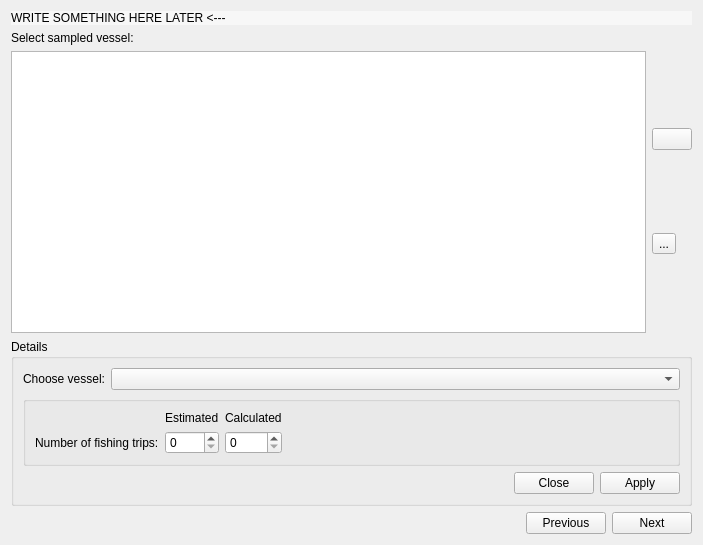
This is app_new/frmvessel.ui in doublebyte1/app_solution as Qt 5 draws it before an edit. The edited form follows.
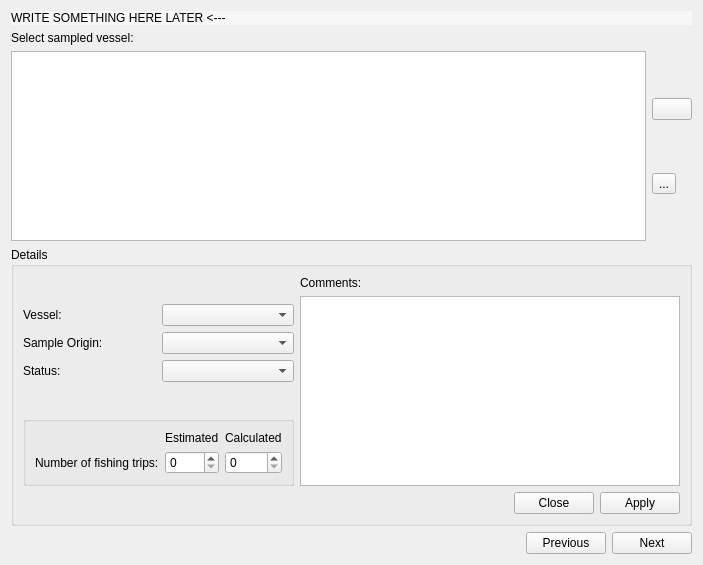
This is the edited form. Icons and pictures are not drawn.

Patch:
```diff
--- a/app_new/frmvessel.ui
+++ b/app_new/frmvessel.ui
@@ -7,13 +7,13 @@
     <x>0</x>
     <y>0</y>
     <width>703</width>
-    <height>545</height>
+    <height>565</height>
    </rect>
   </property>
   <property name="windowTitle">
    <string>Form</string>
   </property>
-  <layout class="QVBoxLayout" name="verticalLayout_2">
+  <layout class="QVBoxLayout" name="verticalLayout_5">
    <item>
     <widget class="QLabel" name="lbHeader">
      <property name="sizePolicy">
@@ -92,21 +92,65 @@
      <property name="title">
       <string>Details</string>
      </property>
-     <layout class="QGridLayout" name="gridLayout">
-      <item row="0" column="0">
+     <layout class="QHBoxLayout" name="horizontalLayout_6">
+      <item>
+       <layout class="QVBoxLayout" name="verticalLayout_4">
+        <item>
+         <layout class="QVBoxLayout" name="verticalLayout_2">
+          <item>
+           <layout class="QHBoxLayout" name="horizontalLayout_5">
+            <item>
        <widget class="QLabel" name="label">
         <property name="text">
-         <string>Choose vessel:</string>
+               <string>Vessel:</string>
         </property>
         <property name="buddy">
          <cstring>cmbVessel</cstring>
         </property>
        </widget>
       </item>
-      <item row="0" column="1">
+            <item>
        <widget class="QComboBox" name="cmbVessel"/>
       </item>
-      <item row="1" column="0" colspan="2">
+           </layout>
+          </item>
+          <item>
+           <layout class="QHBoxLayout" name="horizontalLayout_4">
+            <item>
+             <widget class="QLabel" name="label_6">
+              <property name="text">
+               <string>Sample Origin:</string>
+              </property>
+              <property name="buddy">
+               <cstring>cmbOrigin</cstring>
+              </property>
+             </widget>
+            </item>
+            <item>
+             <widget class="QComboBox" name="cmbOrigin"/>
+            </item>
+           </layout>
+          </item>
+          <item>
+           <layout class="QHBoxLayout" name="horizontalLayout_3">
+            <item>
+             <widget class="QLabel" name="label_7">
+              <property name="text">
+               <string>Status:</string>
+              </property>
+              <property name="buddy">
+               <cstring>cmbStatus</cstring>
+              </property>
+             </widget>
+            </item>
+            <item>
+             <widget class="QComboBox" name="cmbStatus"/>
+            </item>
+           </layout>
+          </item>
+         </layout>
+        </item>
+        <item>
        <widget class="QGroupBox" name="groupFT">
         <property name="sizePolicy">
          <sizepolicy hsizetype="Preferred" vsizetype="Fixed">
@@ -120,7 +164,39 @@
         <property name="flat">
          <bool>true</bool>
         </property>
-        <layout class="QGridLayout" name="gridLayout_2">
+          <layout class="QGridLayout" name="gridLayout">
+           <item row="0" column="1">
+            <widget class="QLabel" name="label_3">
+             <property name="sizePolicy">
+              <sizepolicy hsizetype="Preferred" vsizetype="Fixed">
+               <horstretch>0</horstretch>
+               <verstretch>0</verstretch>
+              </sizepolicy>
+             </property>
+             <property name="text">
+              <string>Estimated</string>
+             </property>
+             <property name="buddy">
+              <cstring>spinET</cstring>
+             </property>
+            </widget>
+           </item>
+           <item row="0" column="2">
+            <widget class="QLabel" name="label_4">
+             <property name="sizePolicy">
+              <sizepolicy hsizetype="Preferred" vsizetype="Fixed">
+               <horstretch>0</horstretch>
+               <verstretch>0</verstretch>
+              </sizepolicy>
+             </property>
+             <property name="text">
+              <string>Calculated</string>
+             </property>
+             <property name="buddy">
+              <cstring>spinCT</cstring>
+             </property>
+            </widget>
+           </item>
          <item row="1" column="0">
           <widget class="QLabel" name="label_2">
            <property name="text">
@@ -137,55 +213,40 @@
          <item row="1" column="2">
           <widget class="QSpinBox" name="spinCT"/>
          </item>
-         <item row="1" column="3">
-          <spacer name="horizontalSpacer">
-           <property name="orientation">
-            <enum>Qt::Horizontal</enum>
-           </property>
-           <property name="sizeHint" stdset="0">
-            <size>
-             <width>411</width>
-             <height>20</height>
-            </size>
-           </property>
-          </spacer>
-         </item>
-         <item row="0" column="2">
-          <widget class="QLabel" name="label_4">
+          </layout>
+         </widget>
+        </item>
+       </layout>
+      </item>
+      <item>
+       <layout class="QVBoxLayout" name="verticalLayout_3">
+        <item>
+         <widget class="QLabel" name="label_8">
            <property name="sizePolicy">
-            <sizepolicy hsizetype="Preferred" vsizetype="Fixed">
+           <sizepolicy hsizetype="MinimumExpanding" vsizetype="Preferred">
              <horstretch>0</horstretch>
              <verstretch>0</verstretch>
             </sizepolicy>
            </property>
            <property name="text">
-            <string>Calculated</string>
+           <string>Comments:</string>
            </property>
            <property name="buddy">
             <cstring>spinCT</cstring>
            </property>
           </widget>
          </item>
-         <item row="0" column="1">
-          <widget class="QLabel" name="label_3">
+        <item>
+         <widget class="QPlainTextEdit" name="textComments">
            <property name="sizePolicy">
-            <sizepolicy hsizetype="Preferred" vsizetype="Fixed">
+           <sizepolicy hsizetype="MinimumExpanding" vsizetype="Expanding">
              <horstretch>0</horstretch>
              <verstretch>0</verstretch>
             </sizepolicy>
            </property>
-           <property name="text">
-            <string>Estimated</string>
-           </property>
-           <property name="buddy">
-            <cstring>spinET</cstring>
-           </property>
-          </widget>
-         </item>
-        </layout>
-       </widget>
-      </item>
-      <item row="2" column="1">
+         </widget>
+        </item>
+        <item>
        <widget class="QDialogButtonBox" name="buttonBox">
         <property name="standardButtons">
          <set>QDialogButtonBox::Apply|QDialogButtonBox::Close</set>
@@ -193,6 +254,8 @@
        </widget>
       </item>
      </layout>
+      </item>
+     </layout>
     </widget>
    </item>
    <item>
```
Left out of the diff: 38 changed lines with no effect on the pictures. Lines whose indentation alone changed are shown as unchanged.
